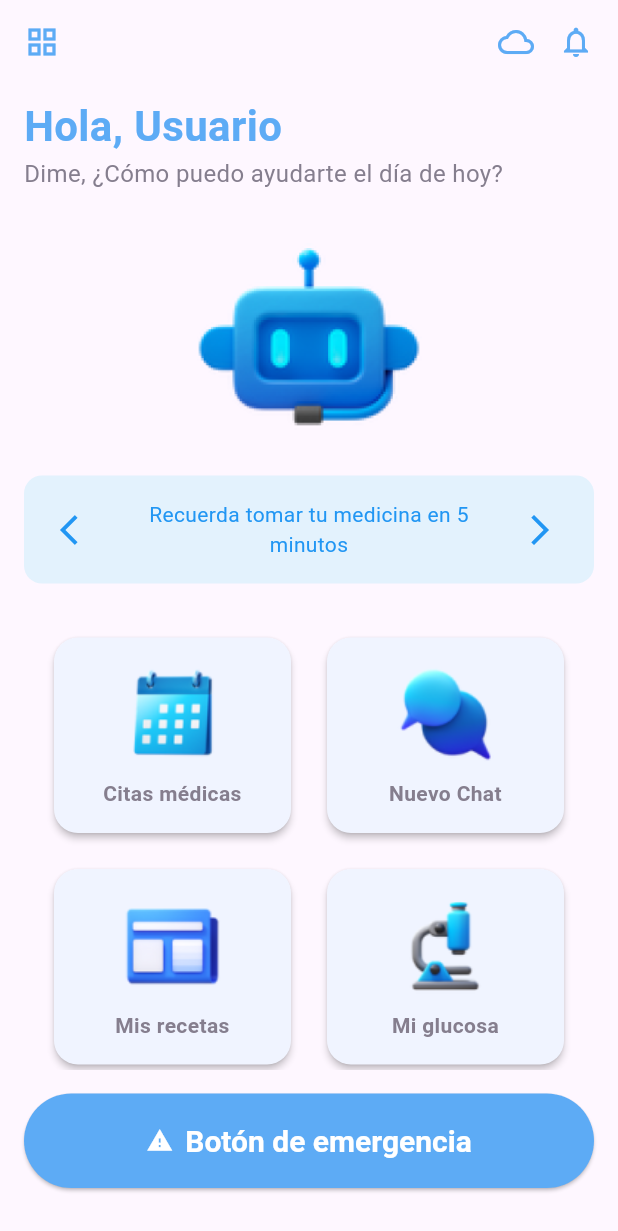
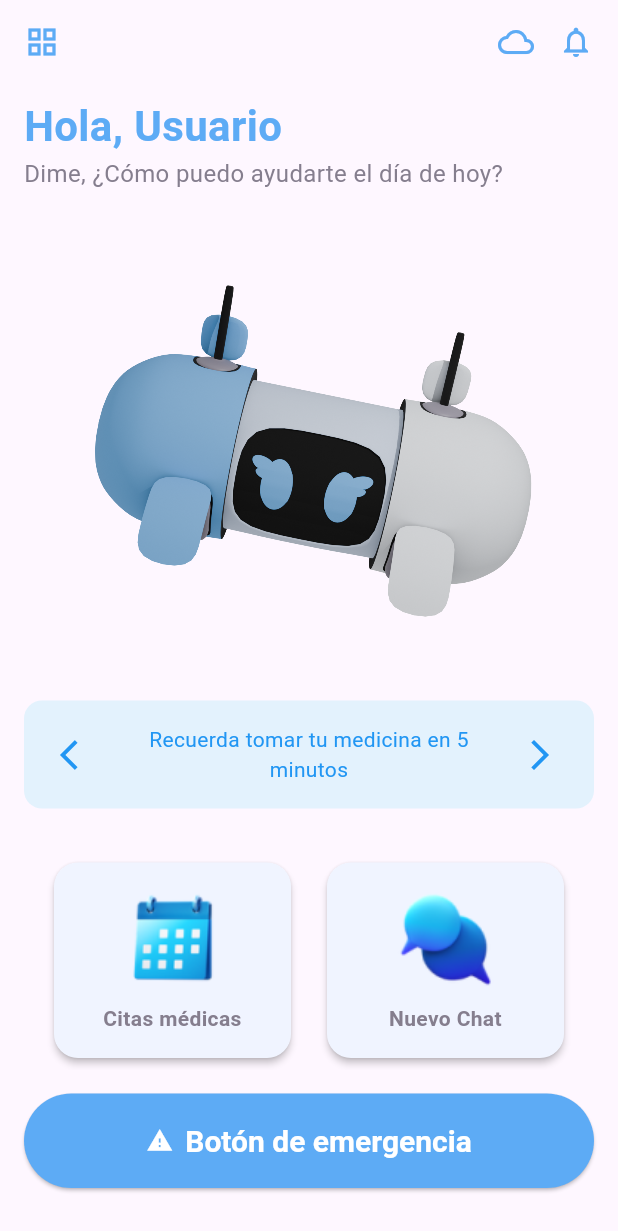
Before and after one commit to 0KevinB/SAMI-Chatbot-asistente, a Flutter app: the HomeScreen screen opened directly, on a phone screen of 412 x 824 dp. Shown: the top 1231 px of the screen. Run offline on Flutter 3.47's test engine with Material 3 defaults, Android fonts, the phone set to English and light mode, and no system bars; our stand-ins replace google_fonts, jwt_decoder, shared_preferences, table_calendar, video_player; accounts and stored records are empty.

Commit message:
Sami correciones y cambio de imagen

```diff
--- a/app-movil/sami/lib/screens/home_screen.dart
+++ b/app-movil/sami/lib/screens/home_screen.dart
@@ -1,4 +1,5 @@
 import 'dart:async';
+import 'package:flutter/foundation.dart';
 import 'package:flutter/material.dart';
 import 'package:sami/screens/alert_screen.dart';
 import 'package:sami/screens/appointment_screen.dart';
@@ -8,10 +9,10 @@
 import 'package:sami/services/auth_service.dart';
 import 'package:google_fonts/google_fonts.dart';
 import 'package:sami/services/notification_service.dart';
+import 'package:video_player/video_player.dart';
 
 class HomeScreen extends StatefulWidget {
   const HomeScreen({super.key});
-
   @override
   State<HomeScreen> createState() => _HomeScreenState();
 }
@@ -109,9 +110,19 @@
               const SizedBox(height: 24),
               // Robot Image
               Center(
-                child: Image.asset(
-                  'assets/img/sami_logo.png',
-                  height: 150,
+                child: Container(
+                  width: 300, // Ajusta según necesites
+                  height: 300,
+                  decoration: BoxDecoration(
+                    // Puedes agregar un borderRadius si lo deseas
+                    borderRadius: BorderRadius.circular(20),
+                  ),
+                  child: Image.asset(
+                    'assets/img/Sami.png', // Ruta de tu imagen
+                    fit: BoxFit
+                        .contain, // Puedes usar 'cover' si prefieres que llene todo el espacio
+                    filterQuality: FilterQuality.high,
+                  ),
                 ),
               ),
               // Medication Reminder
--- a/app-movil/sami/lib/screens/login_screen.dart
+++ b/app-movil/sami/lib/screens/login_screen.dart
@@ -94,7 +94,7 @@
                         color: Color(0xFF5DABF5),
                       )),
                 ),
-                Image.asset('assets/img/sami_logo.png', height: 120),
+                Image.asset('assets/img/Sami.png', height: 300),
                 const SizedBox(height: 32),
                 Text(
                   'Ingresar al sistema',
--- a/app-movil/sami/lib/screens/splash_screen.dart
+++ b/app-movil/sami/lib/screens/splash_screen.dart
@@ -41,9 +41,9 @@
         child: Column(
           mainAxisAlignment: MainAxisAlignment.center,
           children: [
-            Image.asset('assets/img/sami_logo.png', height: 120),
-            const SizedBox(height: 24),
+            Image.asset('assets/img/Sami.png', height: 300),
             const CircularProgressIndicator(),
+            Text('SAMI: BotAssitant', style: TextStyle(fontSize: 24)),
           ],
         ),
       ),
--- a/app-movil/sami/pubspec.yaml
+++ b/app-movil/sami/pubspec.yaml
@@ -41,6 +41,8 @@
   intl: ^0.19.0
   url_launcher: ^6.3.1
   google_fonts: ^6.2.1
+  video_player: ^2.9.2
+  video_player_web: ^2.3.3
 
 dev_dependencies:
   flutter_test:
```
Also changed, not shown: app-movil/sami/assets/img/Sami.png (added), app-movil/sami/assets/img/samivideo.gif (added), app-movil/sami/pubspec.lock, package-lock.json (added), 1 other file.
